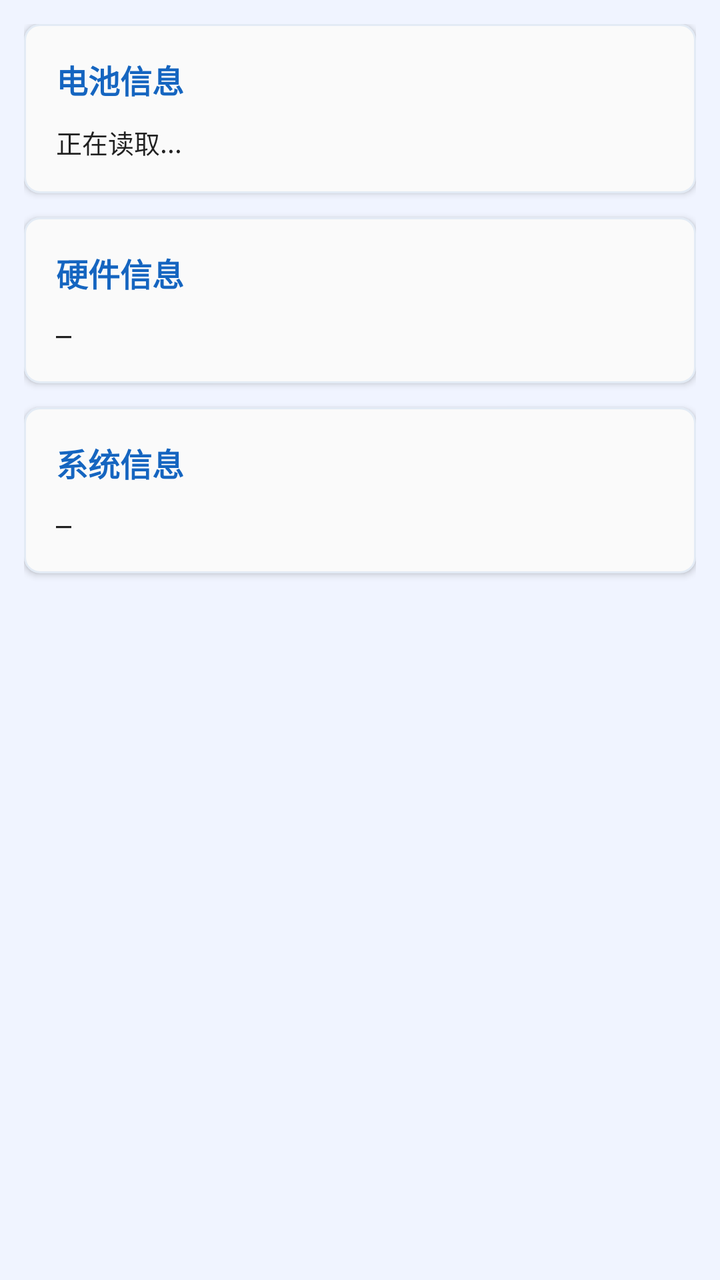
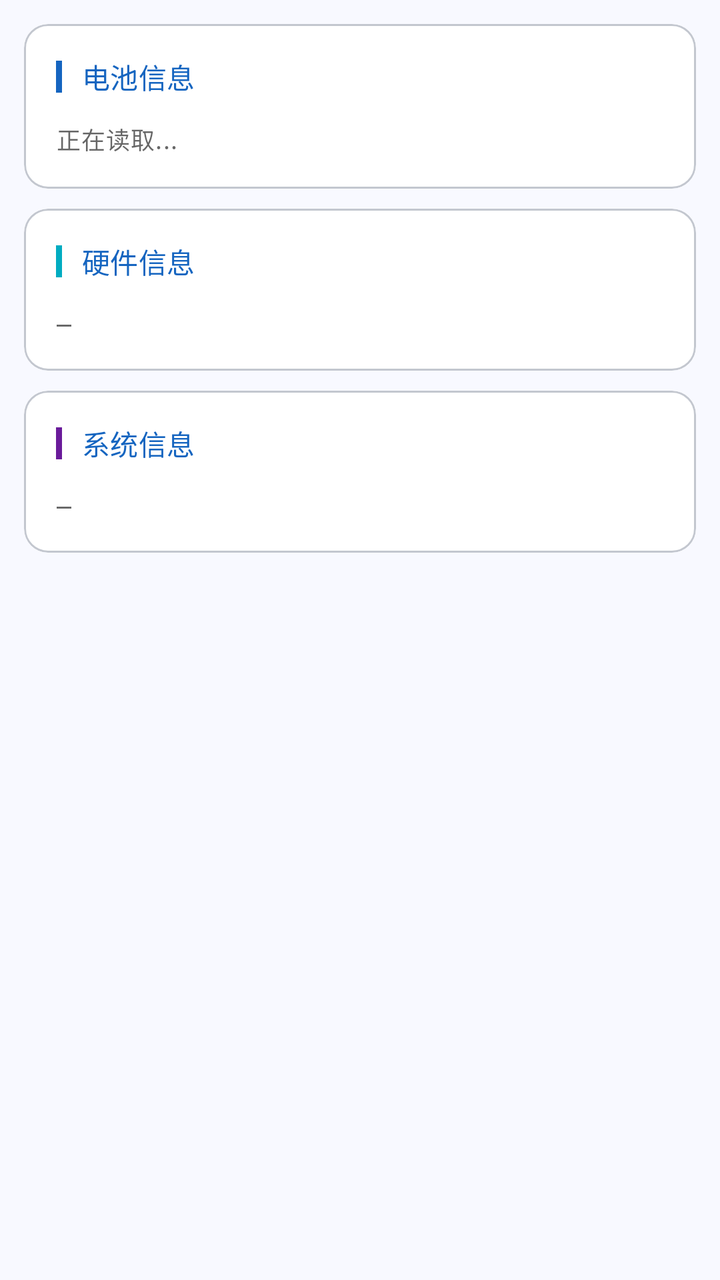

Before-and-after screenshots of an Android layout around one commit, followed by the original layout XML and the change that was made.
<!-- AndroidManifest.xml: application theme Theme.CellSentinelApp -->
<!-- res/layout/fragment_device_info.xml -->
<?xml version="1.0" encoding="utf-8"?>
<ScrollView xmlns:android="http://schemas.android.com/apk/res/android"
    xmlns:app="http://schemas.android.com/apk/res-auto"
    android:layout_width="match_parent"
    android:layout_height="match_parent"
    android:background="@color/background"
    android:padding="12dp">

    <LinearLayout
        android:layout_width="match_parent"
        android:layout_height="wrap_content"
        android:orientation="vertical">

        
        <com.google.android.material.card.MaterialCardView
            android:layout_width="match_parent"
            android:layout_height="wrap_content"
            android:layout_marginBottom="12dp"
            app:cardElevation="2dp"
            app:cardCornerRadius="8dp"
            app:cardBackgroundColor="@color/colorSurfaceFaint">
            <LinearLayout
                android:layout_width="match_parent"
                android:layout_height="wrap_content"
                android:orientation="vertical"
                android:padding="16dp">
                <TextView
                    android:layout_width="match_parent"
                    android:layout_height="wrap_content"
                    android:text="电池信息"
                    android:textSize="16sp"
                    android:textStyle="bold"
                    android:textColor="@color/colorPrimary"
                    android:layout_marginBottom="10dp" />
                <TextView
                    android:id="@+id/tv_battery_info"
                    android:layout_width="match_parent"
                    android:layout_height="wrap_content"
                    android:textSize="13sp"
                    android:textColor="@color/textColorPrimary"
                    android:fontFamily="monospace"
                    android:lineSpacingMultiplier="1.6"
                    android:text="正在读取..." />
            </LinearLayout>
        </com.google.android.material.card.MaterialCardView>

        
        <com.google.android.material.card.MaterialCardView
            android:layout_width="match_parent"
            android:layout_height="wrap_content"
            android:layout_marginBottom="12dp"
            app:cardElevation="2dp"
            app:cardCornerRadius="8dp"
            app:cardBackgroundColor="@color/colorSurfaceFaint">
            <LinearLayout
                android:layout_width="match_parent"
                android:layout_height="wrap_content"
                android:orientation="vertical"
                android:padding="16dp">
                <TextView
                    android:layout_width="match_parent"
                    android:layout_height="wrap_content"
                    android:text="硬件信息"
                    android:textSize="16sp"
                    android:textStyle="bold"
                    android:textColor="@color/colorPrimary"
                    android:layout_marginBottom="10dp" />
                <TextView
                    android:id="@+id/tv_hardware_info"
                    android:layout_width="match_parent"
                    android:layout_height="wrap_content"
                    android:textSize="13sp"
                    android:textColor="@color/textColorPrimary"
                    android:fontFamily="monospace"
                    android:lineSpacingMultiplier="1.6"
                    android:text="—" />
            </LinearLayout>
        </com.google.android.material.card.MaterialCardView>

        
        <com.google.android.material.card.MaterialCardView
            android:layout_width="match_parent"
            android:layout_height="wrap_content"
            android:layout_marginBottom="12dp"
            app:cardElevation="2dp"
            app:cardCornerRadius="8dp"
            app:cardBackgroundColor="@color/colorSurfaceFaint">
            <LinearLayout
                android:layout_width="match_parent"
                android:layout_height="wrap_content"
                android:orientation="vertical"
                android:padding="16dp">
                <TextView
                    android:layout_width="match_parent"
                    android:layout_height="wrap_content"
                    android:text="系统信息"
                    android:textSize="16sp"
                    android:textStyle="bold"
                    android:textColor="@color/colorPrimary"
                    android:layout_marginBottom="10dp" />
                <TextView
                    android:id="@+id/tv_system_info"
                    android:layout_width="match_parent"
                    android:layout_height="wrap_content"
                    android:textSize="13sp"
                    android:textColor="@color/textColorPrimary"
                    android:fontFamily="monospace"
                    android:lineSpacingMultiplier="1.6"
                    android:text="—" />
            </LinearLayout>
        </com.google.android.material.card.MaterialCardView>

    </LinearLayout>
</ScrollView>
<!-- resources referenced by this layout -->
<resources>
  <color name="background">#F0F4FF</color>
  <color name="colorPrimary">#1565C0</color>
  <color name="colorSurfaceFaint">#FAFAFA</color>
  <color name="textColorPrimary">#DE000000</color>
  <style name="Theme.CellSentinelApp" parent="Theme.MaterialComponents.Light.DarkActionBar">
          
          <item name="colorPrimary">@color/colorPrimary</item>
          <item name="colorPrimaryVariant">@color/colorPrimaryDark</item>
          <item name="colorOnPrimary">@color/white</item>
          
          <item name="colorSecondary">@color/colorAccent</item>
          <item name="colorSecondaryVariant">@color/colorAccentDark</item>
          <item name="colorOnSecondary">@color/white</item>
          
          <item name="colorSurface">@color/colorSurface</item>
          <item name="colorOnSurface">@color/textColorPrimary</item>
          
          <item name="android:windowBackground">@color/background</item>
          <item name="android:colorBackground">@color/background</item>
          
          <item name="android:statusBarColor">@color/colorPrimaryDark</item>
          
          <item name="android:textColorPrimary">@color/textColorPrimary</item>
          <item name="android:textColorSecondary">@color/textColorSecondary</item>
          <item name="android:textColorHint">@color/textColorHint</item>
          
          <item name="materialCardViewStyle">@style/AppCardView</item>
          <item name="editTextStyle">@style/AppEditText</item>
          <item name="chipStyle">@style/AppChip</item>
      </style>
  <color name="colorPrimaryDark">#0D47A1</color>
  <color name="white">#FFFFFFFF</color>
  <color name="colorAccent">#00ACC1</color>
  <color name="colorAccentDark">#007C91</color>
  <color name="colorSurface">#FFFFFF</color>
  <color name="textColorHint">#FF757575</color>
  <style name="AppCardView" parent="Widget.MaterialComponents.CardView">
          <item name="cardCornerRadius">8dp</item>
          <item name="cardElevation">2dp</item>
          <item name="cardBackgroundColor">@color/colorSurfaceFaint</item>
          <item name="strokeColor">@color/colorPrimaryTintBg</item>
          <item name="strokeWidth">1dp</item>
      </style>
  <style name="AppChip" parent="Widget.MaterialComponents.Chip.Filter">
          <item name="chipBackgroundColor">@color/chip_bg_color</item>
          <item name="android:textColor">@color/chip_text_color</item>
          <item name="chipStrokeColor">@color/colorPrimaryTintBg</item>
          <item name="chipStrokeWidth">1dp</item>
      </style>
  <color name="colorPrimaryTintBg">#1A1565C0</color>
  <!-- unchanged entries left out for length: 2 -->
</resources>

<!-- the commit's change to res/layout/fragment_device_info.xml (unified diff, before → after) -->
@@ -3,7 +3,7 @@
     xmlns:app="http://schemas.android.com/apk/res-auto"
     android:layout_width="match_parent"
     android:layout_height="match_parent"
-    android:background="@color/background"
+    android:background="?attr/colorSurface"
     android:padding="12dp">
 
     <LinearLayout
@@ -11,99 +11,75 @@
         android:layout_height="wrap_content"
         android:orientation="vertical">
 
-        
         <com.google.android.material.card.MaterialCardView
+            style="@style/AppInfoCard"
             android:layout_width="match_parent"
             android:layout_height="wrap_content"
-            android:layout_marginBottom="12dp"
-            app:cardElevation="2dp"
-            app:cardCornerRadius="8dp"
-            app:cardBackgroundColor="@color/colorSurfaceFaint">
-            <LinearLayout
-                android:layout_width="match_parent"
-                android:layout_height="wrap_content"
-                android:orientation="vertical"
-                android:padding="16dp">
-                <TextView
-                    android:layout_width="match_parent"
-                    android:layout_height="wrap_content"
-                    android:text="电池信息"
-                    android:textSize="16sp"
-                    android:textStyle="bold"
-                    android:textColor="@color/colorPrimary"
-                    android:layout_marginBottom="10dp" />
+            android:layout_marginBottom="10dp">
+            <LinearLayout android:layout_width="match_parent" android:layout_height="wrap_content"
+                android:orientation="vertical" android:padding="16dp">
+                <LinearLayout android:layout_width="match_parent" android:layout_height="wrap_content"
+                    android:orientation="horizontal" android:gravity="center_vertical"
+                    android:layout_marginBottom="12dp">
+                    <View android:layout_width="3dp" android:layout_height="16dp"
+                        android:background="@color/colorPrimary" android:layout_marginEnd="10dp" />
+                    <TextView style="@style/SectionTitle" android:text="电池信息" />
+                </LinearLayout>
                 <TextView
                     android:id="@+id/tv_battery_info"
                     android:layout_width="match_parent"
                     android:layout_height="wrap_content"
-                    android:textSize="13sp"
-                    android:textColor="@color/textColorPrimary"
+                    android:textAppearance="?attr/textAppearanceBodySmall"
                     android:fontFamily="monospace"
                     android:lineSpacingMultiplier="1.6"
                     android:text="正在读取..." />
             </LinearLayout>
         </com.google.android.material.card.MaterialCardView>
 
-        
         <com.google.android.material.card.MaterialCardView
+            style="@style/AppInfoCard"
             android:layout_width="match_parent"
             android:layout_height="wrap_content"
-            android:layout_marginBottom="12dp"
-            app:cardElevation="2dp"
-            app:cardCornerRadius="8dp"
-            app:cardBackgroundColor="@color/colorSurfaceFaint">
-            <LinearLayout
-                android:layout_width="match_parent"
-                android:layout_height="wrap_content"
-                android:orientation="vertical"
-                android:padding="16dp">
-                <TextView
-                    android:layout_width="match_parent"
-                    android:layout_height="wrap_content"
-                    android:text="硬件信息"
-                    android:textSize="16sp"
-                    android:textStyle="bold"
-                    android:textColor="@color/colorPrimary"
-                    android:layout_marginBottom="10dp" />
+            android:layout_marginBottom="10dp">
+            <LinearLayout android:layout_width="match_parent" android:layout_height="wrap_content"
+                android:orientation="vertical" android:padding="16dp">
+                <LinearLayout android:layout_width="match_parent" android:layout_height="wrap_content"
+                    android:orientation="horizontal" android:gravity="center_vertical"
+                    android:layout_marginBottom="12dp">
+                    <View android:layout_width="3dp" android:layout_height="16dp"
+                        android:background="@color/colorAccent" android:layout_marginEnd="10dp" />
+                    <TextView style="@style/SectionTitle" android:text="硬件信息" />
+                </LinearLayout>
                 <TextView
                     android:id="@+id/tv_hardware_info"
                     android:layout_width="match_parent"
                     android:layout_height="wrap_content"
-                    android:textSize="13sp"
-                    android:textColor="@color/textColorPrimary"
+                    android:textAppearance="?attr/textAppearanceBodySmall"
                     android:fontFamily="monospace"
                     android:lineSpacingMultiplier="1.6"
                     android:text="—" />
             </LinearLayout>
         </com.google.android.material.card.MaterialCardView>
 
-        
         <com.google.android.material.card.MaterialCardView
+            style="@style/AppInfoCard"
             android:layout_width="match_parent"
             android:layout_height="wrap_content"
-            android:layout_marginBottom="12dp"
-            app:cardElevation="2dp"
-            app:cardCornerRadius="8dp"
-            app:cardBackgroundColor="@color/colorSurfaceFaint">
-            <LinearLayout
-                android:layout_width="match_parent"
-                android:layout_height="wrap_content"
-                android:orientation="vertical"
-                android:padding="16dp">
-                <TextView
-                    android:layout_width="match_parent"
-                    android:layout_height="wrap_content"
-                    android:text="系统信息"
-                    android:textSize="16sp"
-                    android:textStyle="bold"
-                    android:textColor="@color/colorPrimary"
-                    android:layout_marginBottom="10dp" />
+            android:layout_marginBottom="10dp">
+            <LinearLayout android:layout_width="match_parent" android:layout_height="wrap_content"
+                android:orientation="vertical" android:padding="16dp">
+                <LinearLayout android:layout_width="match_parent" android:layout_height="wrap_content"
+                    android:orientation="horizontal" android:gravity="center_vertical"
+                    android:layout_marginBottom="12dp">
+                    <View android:layout_width="3dp" android:layout_height="16dp"
+                        android:background="@color/colorNr" android:layout_marginEnd="10dp" />
+                    <TextView style="@style/SectionTitle" android:text="系统信息" />
+                </LinearLayout>
                 <TextView
                     android:id="@+id/tv_system_info"
                     android:layout_width="match_parent"
                     android:layout_height="wrap_content"
-                    android:textSize="13sp"
-                    android:textColor="@color/textColorPrimary"
+                    android:textAppearance="?attr/textAppearanceBodySmall"
                     android:fontFamily="monospace"
                     android:lineSpacingMultiplier="1.6"
                     android:text="—" />
<!-- resource entries referenced after the edit -->
@@ -1,55 +1,94 @@
 <!-- resources referenced by this layout -->
 <resources>
-  <color name="background">#F0F4FF</color>
   <color name="colorPrimary">#1565C0</color>
-  <color name="colorSurfaceFaint">#FAFAFA</color>
+  <style name="AppInfoCard" parent="Widget.Material3.CardView.Outlined">
+          <item name="cardCornerRadius">12dp</item>
+          <item name="cardElevation">0dp</item>
+          <item name="strokeWidth">1dp</item>
+          <item name="strokeColor">@color/colorOutlineVariant</item>
+          <item name="cardBackgroundColor">@color/colorSurfaceContainerLowest</item>
+          <item name="android:stateListAnimator">@null</item>
+      </style>
+  <style name="SectionTitle">
+          <item name="android:layout_width">wrap_content</item>
+          <item name="android:layout_height">wrap_content</item>
+          <item name="android:textAppearance">?attr/textAppearanceTitleSmall</item>
+          <item name="android:textColor">@color/colorPrimary</item>
+      </style>
   <color name="textColorPrimary">#DE000000</color>
-  <style name="Theme.CellSentinelApp" parent="Theme.MaterialComponents.Light.DarkActionBar">
+  <style name="Theme.CellSentinelApp" parent="Theme.Material3.Light">
+  
           
-          <item name="colorPrimary">@color/colorPrimary</item>
-          <item name="colorPrimaryVariant">@color/colorPrimaryDark</item>
-          <item name="colorOnPrimary">@color/white</item>
+          <item name="colorPrimary">#1565C0</item>
+          <item name="colorOnPrimary">#FFFFFF</item>
+          <item name="colorPrimaryContainer">#D8E4FF</item>
+          <item name="colorOnPrimaryContainer">#001849</item>
+  
           
-          <item name="colorSecondary">@color/colorAccent</item>
-          <item name="colorSecondaryVariant">@color/colorAccentDark</item>
-          <item name="colorOnSecondary">@color/white</item>
+          <item name="colorSecondary">#00ACC1</item>
+          <item name="colorOnSecondary">#FFFFFF</item>
+          <item name="colorSecondaryContainer">#B2EBF2</item>
+          <item name="colorOnSecondaryContainer">#001F24</item>
+  
           
-          <item name="colorSurface">@color/colorSurface</item>
-          <item name="colorOnSurface">@color/textColorPrimary</item>
+          <item name="colorTertiary">#6A1B9A</item>
+          <item name="colorOnTertiary">#FFFFFF</item>
+          <item name="colorTertiaryContainer">#EEDCFF</item>
+          <item name="colorOnTertiaryContainer">#230048</item>
+  
           
-          <item name="android:windowBackground">@color/background</item>
-          <item name="android:colorBackground">@color/background</item>
+          <item name="colorError">#B3261E</item>
+          <item name="colorOnError">#FFFFFF</item>
+          <item name="colorErrorContainer">#F9DEDC</item>
+          <item name="colorOnErrorContainer">#410E0B</item>
+  
           
-          <item name="android:statusBarColor">@color/colorPrimaryDark</item>
+          <item name="colorSurface">#F8F9FF</item>
+          <item name="colorOnSurface">#1A1C22</item>
+          <item name="colorSurfaceVariant">#DFE2EB</item>
+          <item name="colorOnSurfaceVariant">#43474F</item>
+          <item name="colorSurfaceContainerLowest">#FFFFFF</item>
+          <item name="colorSurfaceContainerLow">#F2F3FA</item>
+          <item name="colorSurfaceContainer">#ECEFF5</item>
+          <item name="colorSurfaceContainerHigh">#E6E8EF</item>
+          <item name="colorSurfaceContainerHighest">#E1E2EA</item>
+  
+          
+          <item name="colorOutline">#73777F</item>
+          <item name="colorOutlineVariant">#C3C7CF</item>
+  
+          
+          <item name="android:windowBackground">?attr/colorSurface</item>
+          <item name="android:statusBarColor">@color/colorPrimary</item>
+          <item name="android:navigationBarColor">?attr/colorSurface</item>
+  
           
           <item name="android:textColorPrimary">@color/textColorPrimary</item>
           <item name="android:textColorSecondary">@color/textColorSecondary</item>
           <item name="android:textColorHint">@color/textColorHint</item>
+  
           
           <item name="materialCardViewStyle">@style/AppCardView</item>
           <item name="editTextStyle">@style/AppEditText</item>
           <item name="chipStyle">@style/AppChip</item>
+  
       </style>
-  <color name="colorPrimaryDark">#0D47A1</color>
-  <color name="white">#FFFFFFFF</color>
+  <color name="colorOutlineVariant">#C3C7CF</color>
+  <color name="colorSurfaceContainerLowest">#FFFFFF</color>
   <color name="colorAccent">#00ACC1</color>
-  <color name="colorAccentDark">#007C91</color>
-  <color name="colorSurface">#FFFFFF</color>
+  <color name="colorNr">#6A1B9A</color>
   <color name="textColorHint">#FF757575</color>
-  <style name="AppCardView" parent="Widget.MaterialComponents.CardView">
-          <item name="cardCornerRadius">8dp</item>
-          <item name="cardElevation">2dp</item>
-          <item name="cardBackgroundColor">@color/colorSurfaceFaint</item>
-          <item name="strokeColor">@color/colorPrimaryTintBg</item>
-          <item name="strokeWidth">1dp</item>
+  <style name="AppCardView" parent="Widget.Material3.CardView.Elevated">
+          <item name="cardCornerRadius">12dp</item>
+          <item name="cardElevation">1dp</item>
+          <item name="android:stateListAnimator">@null</item>
       </style>
-  <style name="AppChip" parent="Widget.MaterialComponents.Chip.Filter">
+  <style name="AppChip" parent="Widget.Material3.Chip.Filter">
           <item name="chipBackgroundColor">@color/chip_bg_color</item>
           <item name="android:textColor">@color/chip_text_color</item>
-          <item name="chipStrokeColor">@color/colorPrimaryTintBg</item>
+          <item name="chipStrokeColor">?attr/colorOutlineVariant</item>
           <item name="chipStrokeWidth">1dp</item>
       </style>
-  <color name="colorPrimaryTintBg">#1A1565C0</color>
   <!-- unchanged entries left out for length: 2 -->
 </resources>
 
